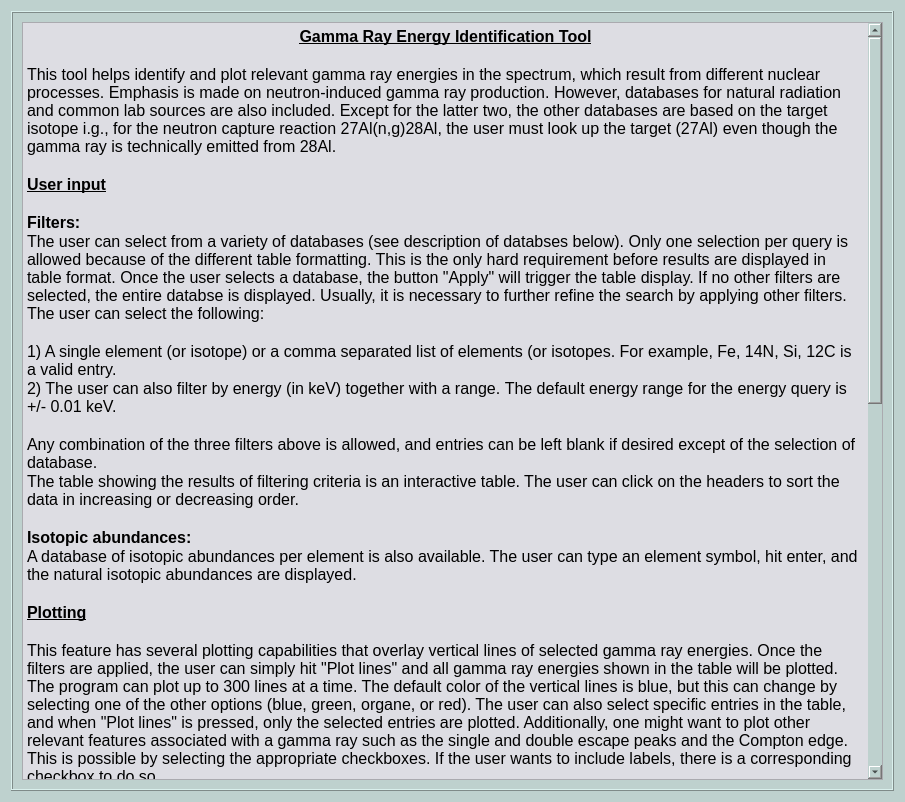
First picture: the form in wara/ui/win_info_isot_id.ui, repository NASA-Planetary-Science/wara, before the edit.
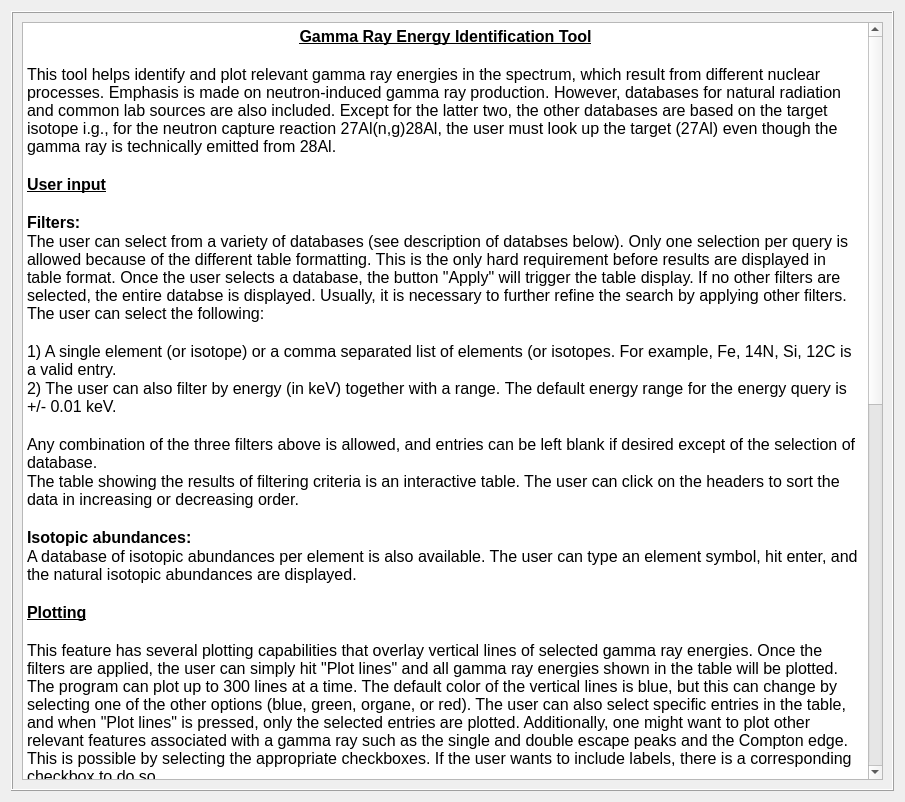
Second picture: the form after the edit.

Commit message: Add dark color theme to GUI display

The edit to the form file:
```diff
--- a/wara/ui/win_info_isot_id.ui
+++ b/wara/ui/win_info_isot_id.ui
@@ -13,10 +13,6 @@
   <property name="windowTitle">
    <string>Dialog</string>
   </property>
-  <property name="styleSheet">
-   <string notr="true">background-color: rgb(190, 209, 206);
-</string>
-  </property>
   <layout class="QGridLayout" name="gridLayout_2">
    <item row="0" column="0">
     <widget class="QFrame" name="frame">
@@ -29,9 +25,6 @@
      <layout class="QGridLayout" name="gridLayout">
       <item row="0" column="0">
        <widget class="QTextBrowser" name="text_info">
-        <property name="styleSheet">
-         <string notr="true">background-color: rgb(221, 221, 227);</string>
-        </property>
         <property name="html">
          <string>&lt;!DOCTYPE HTML PUBLIC &quot;-//W3C//DTD HTML 4.0//EN&quot; &quot;http://www.w3.org/TR/REC-html40/strict.dtd&quot;&gt;
 &lt;html&gt;&lt;head&gt;&lt;meta name=&quot;qrichtext&quot; content=&quot;1&quot; /&gt;&lt;style type=&quot;text/css&quot;&gt;
```
The commit also changes 28 other files.
